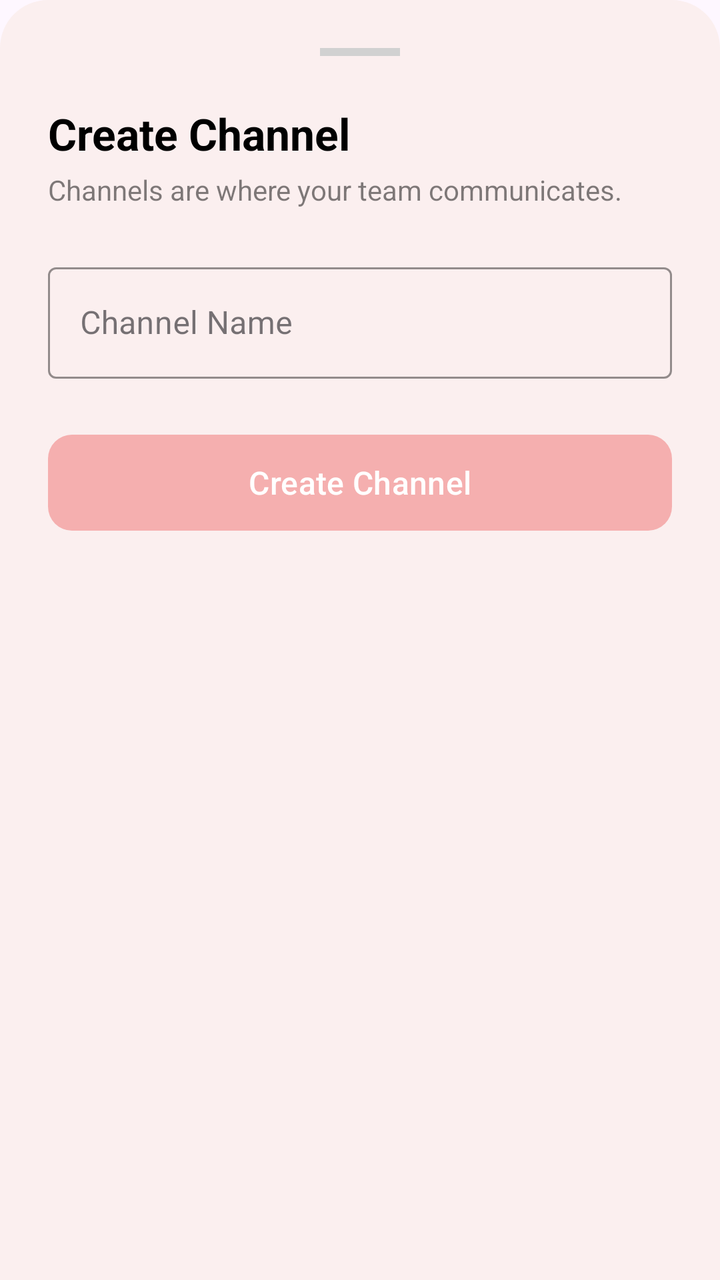
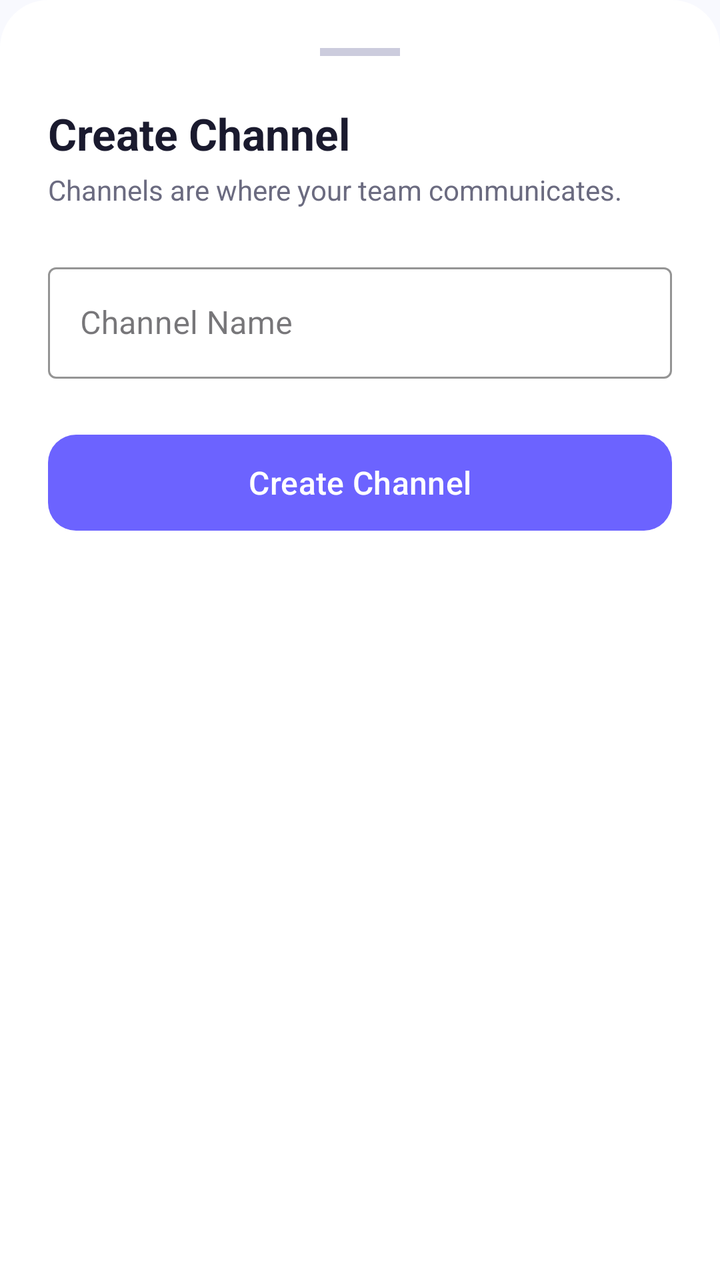

An Android layout rendered at two revisions. The XML below is the earlier revision; the diff shows what the commit changed to produce the second picture.
<!-- AndroidManifest.xml: application theme Theme.SE114_CallingSystem -->
<!-- res/layout/activity_add_channel_bottom_sheet.xml -->
<?xml version="1.0" encoding="utf-8"?>
<LinearLayout xmlns:android="http://schemas.android.com/apk/res/android"
    xmlns:app="http://schemas.android.com/apk/res-auto"
    android:layout_width="match_parent"
    android:layout_height="wrap_content"
    android:background="@drawable/bottom_sheet_background"
    android:orientation="vertical"
    android:padding="24dp">

    <View
        android:layout_width="40dp"
        android:layout_height="4dp"
        android:layout_gravity="center_horizontal"
        android:layout_marginBottom="24dp"
        android:background="#D1D1D1" />

    <TextView
        android:id="@+id/tvBottomSheetTitle"
        android:layout_width="wrap_content"
        android:layout_height="wrap_content"
        android:text="Create Channel"
        android:textColor="@color/tint_default"
        android:textSize="22sp"
        android:textStyle="bold" />

    <TextView
        android:id="@+id/tvChannelDescription"
        android:layout_width="wrap_content"
        android:layout_height="wrap_content"
        android:layout_marginTop="4dp"
        android:text="Channels are where your team communicates."
        android:textColor="#80000000"
        android:textSize="14sp" />

    <com.google.android.material.textfield.TextInputLayout
        android:id="@+id/tlChannelName"
        style="@style/Widget.MaterialComponents.TextInputLayout.OutlinedBox"
        android:layout_width="match_parent"
        android:layout_height="wrap_content"
        android:layout_marginTop="24dp"
        android:hint="Channel Name"
        app:boxStrokeColor="@color/accent_border"
        app:hintTextColor="@color/tint_default">

        <com.google.android.material.textfield.TextInputEditText
            android:id="@+id/etChannelName"
            android:layout_width="match_parent"
            android:layout_height="wrap_content"
            android:inputType="text"
            android:textColor="@color/tint_default" />
    </com.google.android.material.textfield.TextInputLayout>

    <com.google.android.material.button.MaterialButton
        android:id="@+id/btnCreateConfirm"
        android:layout_width="match_parent"
        android:layout_height="56dp"
        android:layout_marginTop="24dp"
        android:text="Create Channel"
        android:textAllCaps="false"
        android:textColor="@color/white"
        android:textSize="16sp"
        app:backgroundTint="@color/accent_nav"
        app:cornerRadius="12dp" />

</LinearLayout>
<!-- resources referenced by this layout -->
<resources>
  <color name="accent_border">#F5AFAF</color>
  <color name="accent_nav">#F5AFAF</color>
  <color name="tint_default">#000000</color>
  <color name="white">#FFFFFFFF</color>
  <!-- drawable bottom_sheet_background (drawable) -->
  <?xml version="1.0" encoding="utf-8"?>
  <shape xmlns:android="http://schemas.android.com/apk/res/android">
      <solid android:color="@color/bg_alter" />
      <corners
          android:topLeftRadius="24dp"
          android:topRightRadius="24dp" />
  </shape>
  <style name="Theme.SE114_CallingSystem" parent="Base.Theme.SE114_CallingSystem" />
  <color name="bg_alter">#FBEFEF</color>
  <style name="Base.Theme.SE114_CallingSystem" parent="Theme.Material3.DayNight.NoActionBar">
          
          
      </style>
</resources>

<!-- the commit's change to res/layout/activity_add_channel_bottom_sheet.xml (unified diff, before → after) -->
@@ -12,14 +12,14 @@
         android:layout_height="4dp"
         android:layout_gravity="center_horizontal"
         android:layout_marginBottom="24dp"
-        android:background="#D1D1D1" />
+        android:background="@color/handle_bar" />
 
     <TextView
         android:id="@+id/tvBottomSheetTitle"
         android:layout_width="wrap_content"
         android:layout_height="wrap_content"
         android:text="Create Channel"
-        android:textColor="@color/tint_default"
+        android:textColor="@color/text_primary"
         android:textSize="22sp"
         android:textStyle="bold" />
 
@@ -29,7 +29,7 @@
         android:layout_height="wrap_content"
         android:layout_marginTop="4dp"
         android:text="Channels are where your team communicates."
-        android:textColor="#80000000"
+        android:textColor="@color/text_secondary"
         android:textSize="14sp" />
 
     <com.google.android.material.textfield.TextInputLayout
@@ -39,15 +39,15 @@
         android:layout_height="wrap_content"
         android:layout_marginTop="24dp"
         android:hint="Channel Name"
-        app:boxStrokeColor="@color/accent_border"
-        app:hintTextColor="@color/tint_default">
+        app:boxStrokeColor="@color/accent"
+        app:hintTextColor="@color/accent">
 
         <com.google.android.material.textfield.TextInputEditText
             android:id="@+id/etChannelName"
             android:layout_width="match_parent"
             android:layout_height="wrap_content"
             android:inputType="text"
-            android:textColor="@color/tint_default" />
+            android:textColor="@color/text_primary" />
     </com.google.android.material.textfield.TextInputLayout>
 
     <com.google.android.material.button.MaterialButton
@@ -57,9 +57,9 @@
         android:layout_marginTop="24dp"
         android:text="Create Channel"
         android:textAllCaps="false"
-        android:textColor="@color/white"
+        android:textColor="@color/text_on_accent"
         android:textSize="16sp"
-        app:backgroundTint="@color/accent_nav"
-        app:cornerRadius="12dp" />
+        app:backgroundTint="@color/accent"
+        app:cornerRadius="14dp" />
 
 </LinearLayout>
<!-- resource entries referenced after the edit -->
@@ -1,22 +1,29 @@
 <!-- resources referenced by this layout -->
 <resources>
-  <color name="accent_border">#F5AFAF</color>
-  <color name="accent_nav">#F5AFAF</color>
-  <color name="tint_default">#000000</color>
-  <color name="white">#FFFFFFFF</color>
+  <color name="accent">#6C63FF</color>
+  <color name="handle_bar">#CCCCDD</color>
+  <color name="text_on_accent">#FFFFFF</color>
+  <color name="text_primary">#1A1A2E</color>
+  <color name="text_secondary">#6B6B80</color>
   <!-- drawable bottom_sheet_background (drawable) -->
   <?xml version="1.0" encoding="utf-8"?>
   <shape xmlns:android="http://schemas.android.com/apk/res/android">
-      <solid android:color="@color/bg_alter" />
+      <solid android:color="@color/bg_secondary" />
       <corners
           android:topLeftRadius="24dp"
           android:topRightRadius="24dp" />
   </shape>
   <style name="Theme.SE114_CallingSystem" parent="Base.Theme.SE114_CallingSystem" />
-  <color name="bg_alter">#FBEFEF</color>
+  <color name="bg_secondary">#FFFFFF</color>
   <style name="Base.Theme.SE114_CallingSystem" parent="Theme.Material3.DayNight.NoActionBar">
-          
-          
+          <item name="colorPrimary">@color/accent</item>
+          <item name="colorOnPrimary">@color/text_on_accent</item>
+          <item name="colorSecondary">@color/accent_light</item>
+          <item name="android:windowBackground">@color/bg_primary</item>
+          <item name="android:statusBarColor">@color/bg_primary</item>
+          <item name="android:navigationBarColor">@color/bg_primary</item>
       </style>
+  <color name="accent_light">#8B83FF</color>
+  <color name="bg_primary">#F8F9FE</color>
 </resources>
 
